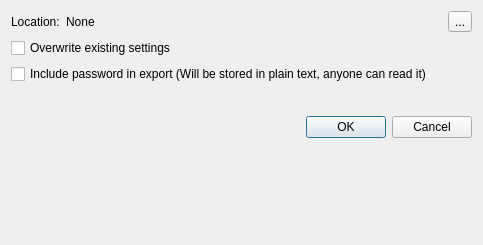
Before: the Qt Designer form src/vorta/assets/UI/backupwindow.ui in borgbase/vorta, drawn with Qt 5.
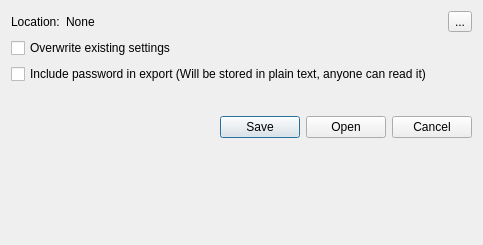
After: the same form once the commit is applied.

Commit message: Use open/save buttons

```diff
--- a/src/vorta/assets/UI/backupwindow.ui
+++ b/src/vorta/assets/UI/backupwindow.ui
@@ -86,7 +86,7 @@
    <item row="7" column="1">
     <widget class="QDialogButtonBox" name="buttonBox">
      <property name="standardButtons">
-      <set>QDialogButtonBox::Cancel|QDialogButtonBox::Ok</set>
+      <set>QDialogButtonBox::Cancel|QDialogButtonBox::Open|QDialogButtonBox::Save</set>
      </property>
     </widget>
    </item>
```
The commit also changes 2 other files.
